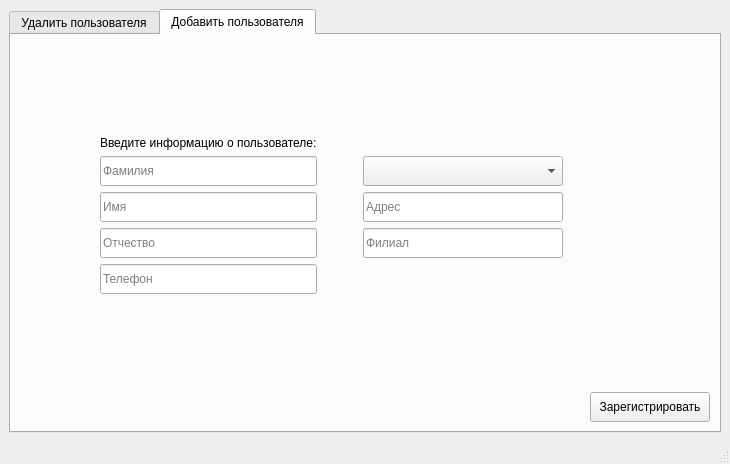
Old version of the form MDKP/adminwindow.ui in the repository MiFit1/OSOGO.
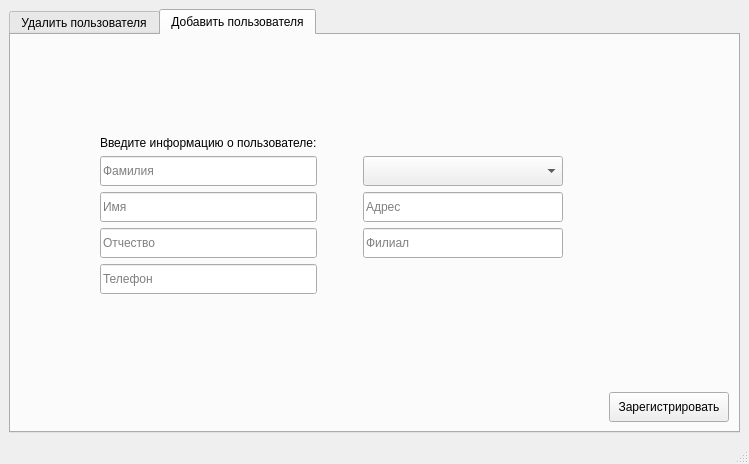
New version of the form.

The edit to the form file:
```diff
--- a/MDKP/adminwindow.ui
+++ b/MDKP/adminwindow.ui
@@ -255,7 +255,7 @@
                <enum>Qt::Horizontal</enum>
               </property>
               <property name="sizeType">
-               <enum>QSizePolicy::Maximum</enum>
+               <enum>QSizePolicy::Minimum</enum>
               </property>
               <property name="sizeHint" stdset="0">
                <size>
```
